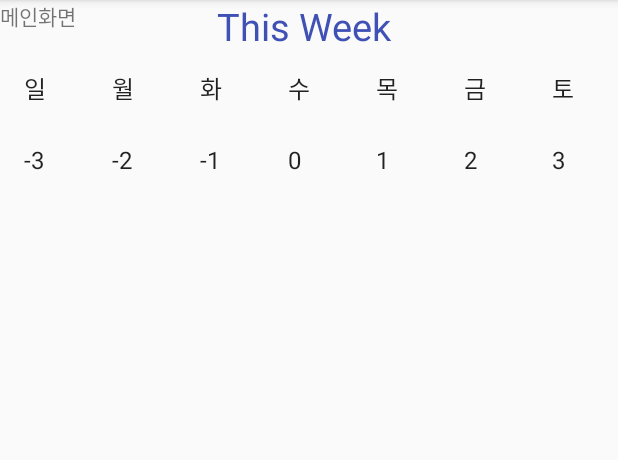
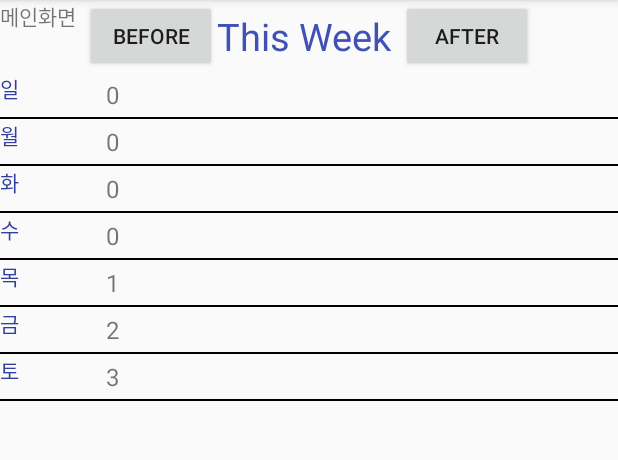
Before and after one commit to chaminhye/Calendar, an Android app: the screen it shows after launch (MainActivity), in the options menu, after a tap on "weekly", on a phone screen of 412 x 824 dp, the part 84-544 px from its top. Run offline under Robolectric (Android 15) with nearby library versions, the phone set to English and light mode, and no system bars.

Commit message:
weekly (button move)

```diff
--- a/app/src/main/java/com/example/mh/calendarproject/Monthly.java
+++ b/app/src/main/java/com/example/mh/calendarproject/Monthly.java
@@ -96,7 +96,7 @@ public class Monthly extends Fragment implements View.OnClickListener,AdapterVie
         //오늘 DAY가져옴
         Integer today=mCal.get(Calendar.DAY_OF_MONTH);
         String sToday=String.valueOf(today);
-        if(sToday.equals(getItem())){
+        if(sToday.equals(today)){
 
         }*/
         adapter.notifyDataSetChanged();
--- /dev/null
+++ b/app/src/main/java/com/example/mh/calendarproject/MyAdapter.java
@@ -0,0 +1,65 @@
+package com.example.mh.calendarproject;
+
+import android.content.Context;
+import android.view.LayoutInflater;
+import android.view.View;
+import android.view.ViewGroup;
+import android.widget.BaseAdapter;
+import android.widget.TextView;
+
+import java.util.ArrayList;
+
+/**
+ * Created by Kwanwoo on 2016-09-05.
+ */
+public class MyAdapter extends BaseAdapter {
+    private Context mContext;
+    private int mResource;
+    private ArrayList<MyItem> mItems = new ArrayList<MyItem>();
+
+    public MyAdapter(Context context, int resource, ArrayList<MyItem> items) {
+        mContext = context;
+        mItems = items;
+        mResource = resource;
+    }
+    @Override
+    public int getCount() {
+        return mItems.size();
+    }
+    @Override
+    public Object getItem(int position) {
+        return mItems.get(position);
+    }
+    @Override
+    public long getItemId(int position) {
+        return position;
+    }
+    @Override
+    public View getView(int position, View convertView, ViewGroup parent) {
+
+        if (convertView == null) {
+            LayoutInflater inflater = (LayoutInflater) mContext.getSystemService(Context.LAYOUT_INFLATER_SERVICE);
+            convertView = inflater.inflate(mResource, parent,false);
+        }
+        // Set Text 01
+        TextView aclass = (TextView) convertView.findViewById(R.id.textItem1);
+        aclass.setText(mItems.get(position).nClass);
+        // Set Text 02
+        TextView day = (TextView) convertView.findViewById(R.id.textItem2);
+        day.setText(String.valueOf(mItems.get(position).nDay));
+
+        return convertView;
+    }
+}
+
+class MyItem {
+    String nClass; // image resource
+    int nDay; // text
+
+
+    MyItem(String aclass, int aName) {
+        nClass= aclass;
+        nDay = aName;
+
+    }
+}
--- a/app/src/main/java/com/example/mh/calendarproject/Weekly.java
+++ b/app/src/main/java/com/example/mh/calendarproject/Weekly.java
@@ -1,6 +1,8 @@
 package com.example.mh.calendarproject;
 
 import android.content.Intent;
+import android.graphics.Color;
+import android.graphics.drawable.ColorDrawable;
 import android.os.Bundle;
 import android.support.annotation.Nullable;
 import android.support.v4.app.Fragment;
@@ -12,78 +14,38 @@ import android.widget.AdapterView;
 import android.widget.ArrayAdapter;
 import android.widget.Button;
 import android.widget.GridView;
+import android.widget.ListView;
 import android.widget.TextView;
+import android.widget.Toast;
 
 import java.text.SimpleDateFormat;
 import java.util.ArrayList;
 import java.util.Calendar;
 import java.util.Date;
+import java.util.HashMap;
 import java.util.Locale;
 
 /**
  * Created by Sea on 2016-10-12.
  */
-public class Weekly extends Fragment implements View.OnClickListener,AdapterView.OnItemClickListener{
+public class Weekly extends Fragment {
+    static MyAdapter adapter;
+    static MyAdapter adapter1;
+    static MyAdapter adapter2;
+    ArrayList<MyItem> data;
     ArrayList<String> mItems;
-    ArrayAdapter<String> adapter;
-    TextView textYear;
-    TextView textMon;
-    TextView textTest;
+    private int last;
+    private int last2;
+    private int day;
 
     public Weekly(){}
     @Nullable
     @Override
     public View onCreateView(LayoutInflater inflater, ViewGroup container, Bundle savedInstanceState) {
 
-        View view = inflater.inflate(R.layout.weekly,container,false);
-/*        //오늘 날짜
-        long now = System.currentTimeMillis();
-        final Date date_today = new Date(now);
+        final View view = inflater.inflate(R.layout.weekly,container,false);
 
-        //연,월,일을 따로 저장
-        final SimpleDateFormat curYearFormat = new SimpleDateFormat("yyyy", Locale.KOREA);
-        final SimpleDateFormat curMonthFormat = new SimpleDateFormat("MM", Locale.KOREA);
-        final SimpleDateFormat curDayFormat = new SimpleDateFormat("dd", Locale.KOREA);
-        final SimpleDateFormat curHourFormat = new SimpleDateFormat("h:mm a", Locale.KOREA);*/
-
-        //textYear = (TextView)view.findViewById(R.id.edit1_w);
-        //textMon = (TextView) view.findViewById(R.id.edit2_w);
-        //textTest=(TextView)view.findViewById(R.id.edit3_w);
         mItems = new ArrayList<String>();
-        adapter = new ArrayAdapter<String>(inflater.getContext(),
-                android.R.layout.simple_list_item_1, mItems);
-
-        GridView gird = (GridView)view.findViewById(R.id.grid1_w);
-        gird.setAdapter(adapter);
-        gird.setOnItemClickListener(this);
-
-        Date date = new Date();
-        int year = date.getYear() + 1900;
-        int mon = date.getMonth() + 1;
-
-        int day1=date.getDate();
-
-        //textYear.setText(year + "");
-        //textMon.setText(mon + "");
-        //textTest.setText(day1 + "");
-
-        fillDate(year, mon);
-
-        //Button btnmove = (Button) view.findViewById(R.id.bt1_w);
-        //btnmove.setOnClickListener(this);
-
-        return view;
-    }
-       @Override
-     public void onClick(View arg0) {
-         /* // TODO Auto-generated method stub
-          if (arg0.getId() == R.id.bt1_w) {
-              int year = Integer.parseInt(textYear.getText().toString());
-              int mon = Integer.parseInt(textMon.getText().toString());
-              fillDate(year, mon);
-          }*/
-      }
-    private void fillDate(int year, int mon) {
         mItems.clear();
 
         mItems.add("일");    //0
@@ -93,28 +55,121 @@ public class Weekly extends Fragment implements View.OnClickListener,AdapterView
         mItems.add("목");    //4
         mItems.add("금");    //5
         mItems.add("토");    //6
+
         //오늘에 해당하는 요일 찾기
         Date current = new Date();
-        int day = current.getDay();
+        day = current.getDay();
+
         //오늘 날짜
-        Date today =new Date();
-        int last = today.getDate();
+        Date today = new Date();
+        last = today.getDate();
+        //달의 마지막일을 확인하기위함
+        current.setDate(32);
+        last2 = 32 - current.getDate();
+        data = new ArrayList<MyItem>();
+
+
         //오늘이 해당하는 이번주 요일
-        for (int i = last-day; i <= last+6-day; i++) {
-            mItems.add(i + "");
+        for (int i = last - day, j = 0; i <= last + 6 - day; i++, j++) {
+            if (i > last2 || i <= 0) {
+                data.add(new MyItem(mItems.get(j), 0));
+            } else {
+                data.add(new MyItem(mItems.get(j), i));
+            }
         }
-        adapter.notifyDataSetChanged();
+        //어댑터 생성
+        adapter = new MyAdapter(getContext(), R.layout.item, data);
+
+        //어댑터 연결
+        ListView listView = (ListView) view.findViewById(R.id.listView);
+        listView.setAdapter(adapter);
+
+        listView.setDivider(new ColorDrawable(Color.BLACK));
+        listView.setDividerHeight(2);
+
+        listView.setOnItemClickListener(new AdapterView.OnItemClickListener() {
+            public void onItemClick(AdapterView<?> parent, View vClicked,
+                                    int position, long id) {
+                String name = ((MyItem) adapter.getItem(position)).nClass;
+                int name1 = ((MyItem) adapter.getItem(position)).nDay;
+
+            }
+        });
+
+
+        Button btn1=(Button)view.findViewById(R.id.btn1);   //지난주
+        btn1.setOnClickListener(new View.OnClickListener() {
+            @Override
+            public void onClick(View v) {
+                last=last-7;
+                data.clear();
+                for (int i = last-day, j=0; i <= last+6-day; i++,j++) {
+                    if (i > last2 || i<=0) {
+                        //data.add(new MyItem(" ",0));
+                        data.isEmpty();
+                    } else {
+
+                        data.add(new MyItem(mItems.get(j), i));
+                    }
+                }
+                //어댑터 생성
+                adapter1 = new MyAdapter(getContext(), R.layout.item, data);
+
+                //어댑터 연결
+                ListView listView = (ListView)view.findViewById(R.id.listView);
+                listView.setAdapter(adapter1);
+
+                listView.setDivider(new ColorDrawable(Color.BLACK));
+                listView.setDividerHeight(2);
+
+                listView.setOnItemClickListener(new AdapterView.OnItemClickListener() {
+                    public void onItemClick(AdapterView<?> parent, View vClicked,
+                                            int position, long id) {
+                        //   String name = (String) ((TextView)vClicked.findViewById(R.id.textItem1)).getText();
+                        String name = ((MyItem) adapter.getItem(position)).nClass;
+                        int name1 = ((MyItem) adapter.getItem(position)).nDay;
+
+                    }
+                });
+            }
+        });
+        Button btn2=(Button)view.findViewById(R.id.btn2);
+        btn2.setOnClickListener(new View.OnClickListener() {    //이번주
+            @Override
+            public void onClick(View v) {
+                last=last+7;
+                data.clear();
+                for (int i = last-day, j=0; i <= last+6-day; i++,j++) {
+                    if (i > last2 || i<=0) {
+                        //data.add(new MyItem(" ",0));
+                        data.isEmpty();
+                    } else {
+
+                        data.add(new MyItem(mItems.get(j), i));
+                    }
+                }
+                //어댑터 생성
+                adapter2 = new MyAdapter(getContext(), R.layout.item, data);
+
+                //어댑터 연결
+                ListView listView = (ListView)view.findViewById(R.id.listView);
+                listView.setAdapter(adapter2);
+
+                listView.setDivider(new ColorDrawable(Color.BLACK));
+                listView.setDividerHeight(2);
+
+                listView.setOnItemClickListener(new AdapterView.OnItemClickListener() {
+                    public void onItemClick(AdapterView<?> parent, View vClicked,
+                                            int position, long id) {
+                        //   String name = (String) ((TextView)vClicked.findViewById(R.id.textItem1)).getText();
+                        String name = ((MyItem) adapter.getItem(position)).nClass;
+                        int name1 = ((MyItem) adapter.getItem(position)).nDay;
+
+                    }
+                });
+            }
+        });
+        return view;
     }
 
-    @Override
-    public void onItemClick(AdapterView<?> arg0, View arg1, int arg2, long arg3) {
-        // TODO Auto-generated method stub
-        if (mItems.get(arg2).equals("")) {
-        } else {
-            Intent intent = new Intent(getActivity(), Schedule_list.class);
-            intent.putExtra("Param1", mItems.get(arg2));
-            Log.v("test3", intent.toString());
-            startActivity(intent);
-        }
-    }
 }
--- /dev/null
+++ b/app/src/main/res/layout/item.xml
@@ -0,0 +1,23 @@
+<?xml version="1.0" encoding="utf-8"?>
+<LinearLayout xmlns:android="http://schemas.android.com/apk/res/android"
+    android:layout_width="match_parent"
+    android:layout_height="wrap_content"
+    android:orientation="horizontal"
+
+    >
+    <TextView
+        android:id="@+id/textItem1"
+        android:layout_width="50dp"
+        android:layout_height="fill_parent"
+        android:textColor="@color/colorPrimaryDark"
+        />
+        <TextView
+            android:id="@+id/textItem2"
+            android:layout_width="50dp"
+            android:layout_height="fill_parent"
+            android:textSize="16dp"
+            android:padding="4dp"
+            android:gravity="center" />
+
+
+</LinearLayout>
--- a/app/src/main/res/layout/weekly.xml
+++ b/app/src/main/res/layout/weekly.xml
@@ -10,28 +10,27 @@
         android:layout_weight="0"
         android:gravity="center"
         android:orientation="horizontal" >
+        <Button
+            android:layout_width="wrap_content"
+            android:layout_height="wrap_content"
+            android:text="before"
+            android:id="@+id/btn1"/>
         <TextView
             android:layout_width="wrap_content"
             android:layout_height="wrap_content"
             android:text="This Week "
             android:textSize="25dp"
             android:textColor="@color/colorPrimary"/>
+        <Button
+            android:layout_width="wrap_content"
+            android:layout_height="wrap_content"
+            android:text="after"
+            android:id="@+id/btn2"/>
     </LinearLayout>
 
-    <LinearLayout
-        android:layout_width="fill_parent"
-        android:layout_height="wrap_content"
-        android:layout_weight="1"
-        android:orientation="vertical" >
-
-        <GridView
-            android:id="@+id/grid1_w"
-            android:layout_width="fill_parent"
-            android:layout_height="wrap_content"
-            android:gravity="center"
-            android:numColumns="7">
-        </GridView>
-
-    </LinearLayout>
+<ListView
+    android:layout_width="match_parent"
+    android:layout_height="match_parent"
+    android:id="@+id/listView"></ListView>
 
 </LinearLayout>
```
